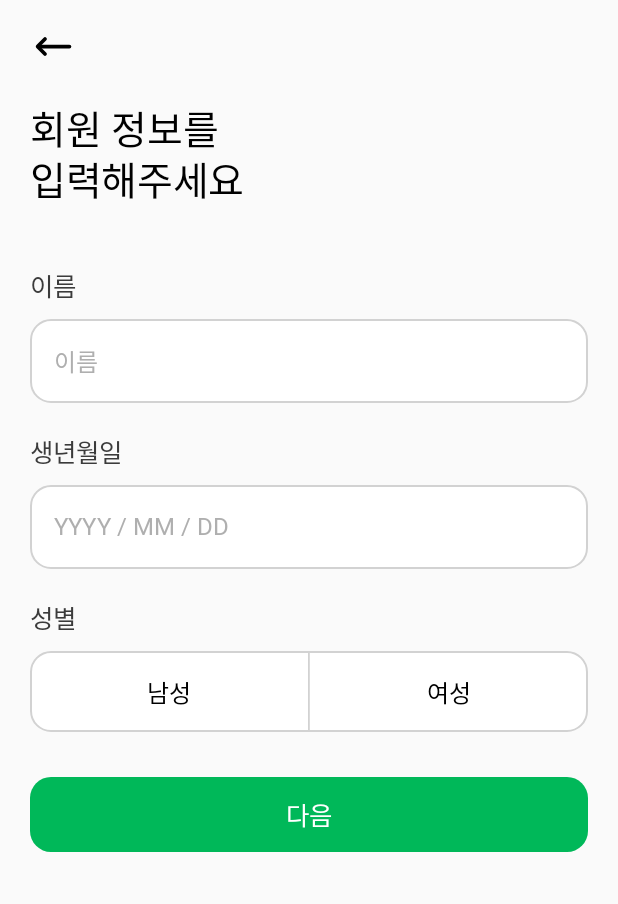
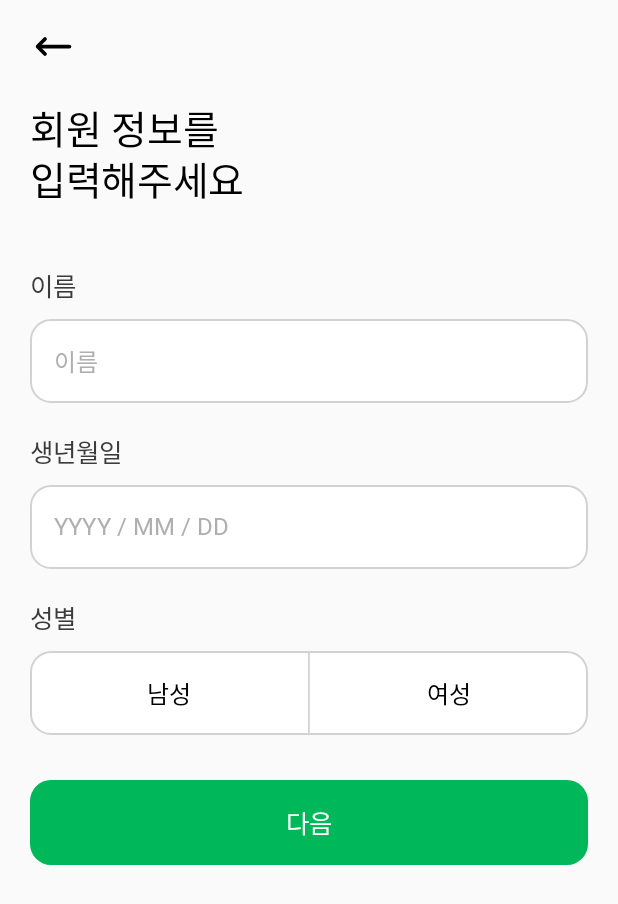
Before and after one commit to Medicare-Call/Medicare-Call-Frontend, an Android app built with Jetpack Compose: the composable LoginMyInfoScreen shown on its own in the app's theme, on a phone screen of 412 x 824 dp. Shown: the top 904 px of the screen. Run offline under Robolectric (Android 15) with nearby library versions, the phone set to English and light mode, and no system bars; Roboto replaces fonts that are not available here.

Commit message:
Fix: 고정 height값에서 이너 패딩으로 변경

```diff
--- a/app/src/main/java/com/konkuk/medicarecall/ui/login_info/component/CTAButton.kt
+++ b/app/src/main/java/com/konkuk/medicarecall/ui/login_info/component/CTAButton.kt
@@ -66,7 +66,6 @@ fun CTAButton(
     Box(
         modifier = modifier
             .fillMaxWidth()
-            .height(50.dp)
             .background(color = buttonColor, shape = RoundedCornerShape(14.dp))
             .clickable(
                 interactionSource,
@@ -78,7 +77,7 @@ fun CTAButton(
             text = text,
             color = textColor,
             style = MediCareCallTheme.typography.B_17,
-            modifier = Modifier.align(Alignment.Center)
+            modifier = Modifier.padding(vertical = 16.dp).align(Alignment.Center)
         )
     }
 }
--- a/app/src/main/java/com/konkuk/medicarecall/ui/login_info/component/GenderToggleButton.kt
+++ b/app/src/main/java/com/konkuk/medicarecall/ui/login_info/component/GenderToggleButton.kt
@@ -6,6 +6,7 @@ import androidx.compose.foundation.border
 import androidx.compose.foundation.clickable
 import androidx.compose.foundation.layout.Arrangement
 import androidx.compose.foundation.layout.Box
+import androidx.compose.foundation.layout.IntrinsicSize
 import androidx.compose.foundation.layout.Row
 import androidx.compose.foundation.layout.fillMaxHeight
 import androidx.compose.foundation.layout.fillMaxWidth
@@ -33,7 +34,7 @@ fun GenderToggleButton() {
     Row(
         Modifier
             .fillMaxWidth()
-            .height(54.dp)
+            .height(IntrinsicSize.Max)
             .border(
                 BorderStroke(1.2.dp, MediCareCallTheme.colors.gray2), // 전체 테두리
                 RoundedCornerShape(14.dp)
@@ -45,7 +46,7 @@ fun GenderToggleButton() {
     ) {
         Box(
             Modifier
-                .fillMaxHeight()
+                .padding(vertical = 16.dp)
                 .weight(1f),
 
             contentAlignment = Alignment.Center
@@ -61,7 +62,7 @@ fun GenderToggleButton() {
 
         Box(
             Modifier
-                .fillMaxHeight()
+                .padding(vertical = 16.dp)
                 .weight(1f),
             contentAlignment = Alignment.Center
         ) {
@@ -69,7 +70,8 @@ fun GenderToggleButton() {
                 "여성",
                 color = MediCareCallTheme.colors.black,
                 style = MediCareCallTheme.typography.M_16,
-            )
+
+                )
         }
     }
 }
```
